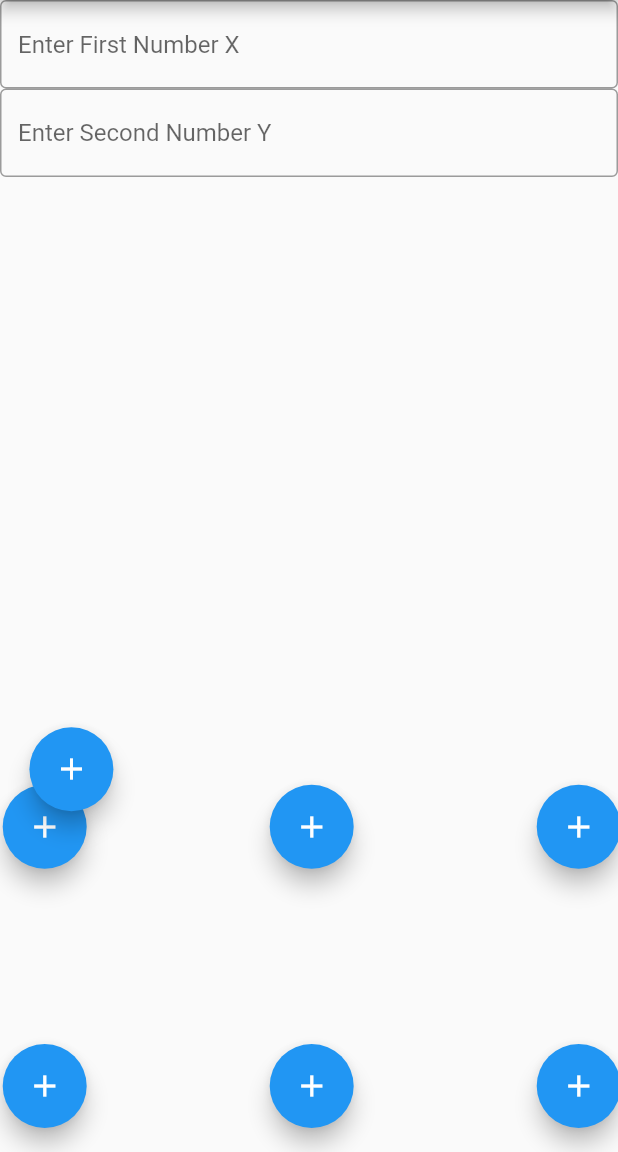
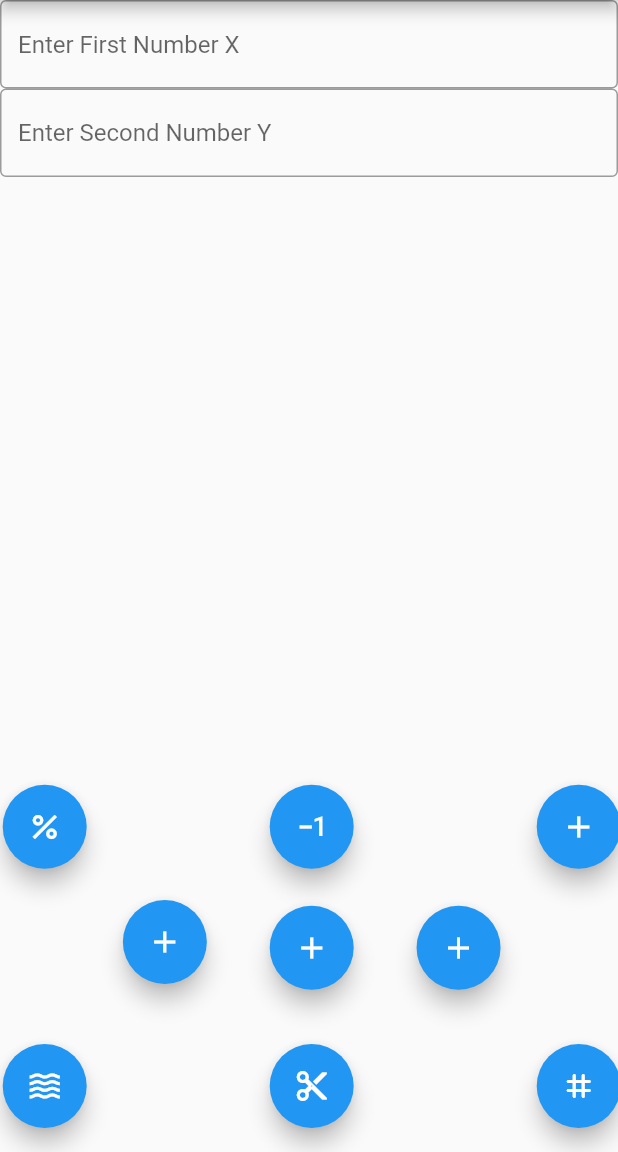
Before and after one commit to M0stu/ClownWare, a Flutter app: the screen it shows after launch, after a tap on the "add" icon, on a phone screen of 412 x 824 dp, the part 84-1236 px from its top. Run offline on Flutter 3.47's test engine with Material 2 defaults, Android fonts, the phone set to English and light mode, and no system bars; our stand-ins replace file_picker, firebase_analytics, firebase_core, get_it; accounts and stored records are empty.

Commit message:
main ready for OMAR

```diff
--- a/xandy/lib/main.dart
+++ b/xandy/lib/main.dart
@@ -162,12 +162,106 @@
                   },
                 ),
               },
-              tooltip: 'Add',
-              child: const Icon(Icons.add),
+              tooltip: 'minus',
+              child: const Icon(Icons.exposure_minus_1),
             ),
           ),
           Align(
             alignment: Alignment(-0.9, 1.0), //bottom left
+            child: FloatingActionButton(
+              onPressed: () => {
+                //come here OMAR  here is SIN  to make it
+                // to make it SIN , COS , TAN in the bottom of app
+                z = cal.addTwoNumbers(int.parse(x.text), int.parse(y.text)),
+                result = z.toString(),
+                showDialog(
+                  context: context,
+                  builder: (context) {
+                    return AlertDialog(
+                      // Retrieve the text the that user has entered by using the
+                      // TextEditingController.
+                      content: Text(result),
+                    );
+                  },
+                ),
+              },
+              tooltip: 'Sin',
+              child: const Icon(Icons.waves),
+            ),
+          ),
+
+          //problem here ya OMaaaaar double casting  bos 3la al ALIGN aly fo2  feha al sin
+          //aly t7t dee hya al modulus mzboota
+          // aly t7t al modulus cos
+          //aly t7t al cos Tan
+          Align(
+            alignment: Alignment(-0.9, 0.550), //center left
+            child: FloatingActionButton(
+              onPressed: () => {
+                // this to MODULUS to make it easy in app
+                z = cal.modulus(int.parse(x.text), int.parse(y.text)),
+                result = z.toString(),
+                showDialog(
+                  context: context,
+                  builder: (context) {
+                    return AlertDialog(
+                      // Retrieve the text the that user has entered by using the
+                      // TextEditingController.
+                      content: Text(result),
+                    );
+                  },
+                ),
+              },
+              tooltip: 'Modulus',
+              child: const Icon(Icons.percent),
+            ),
+          ),
+          Align(
+            alignment: Alignment(0.1, 1.0), // bottom center
+            child: FloatingActionButton(
+              onPressed: () => {
+                //please change this to COS
+                z = cal.subTwoNumbers(int.parse(x.text), int.parse(y.text)),
+                result = z.toString(),
+                showDialog(
+                  context: context,
+                  builder: (context) {
+                    return AlertDialog(
+                      // Retrieve the text the that user has entered by using the
+                      // TextEditingController.
+                      content: Text(result),
+                    );
+                  },
+                ),
+              },
+              tooltip: 'Add',
+              child: const Icon(Icons.content_cut_sharp),
+            ),
+          ),
+          Align(
+            alignment: Alignment(1.10, 1.0),
+            child: FloatingActionButton(
+              onPressed: () => {
+                //please change this to TAN
+                z = cal.subTwoNumbers(int.parse(x.text), int.parse(y.text)),
+                result = z.toString(),
+                showDialog(
+                  context: context,
+                  builder: (context) {
+                    return AlertDialog(
+                      // Retrieve the text the that user has entered by using the
+                      // TextEditingController.
+                      content: Text(result),
+                    );
+                  },
+                ),
+              },
+              tooltip: 'Add',
+              child: const Icon(Icons.tag_rounded),
+            ),
+          ),
+          Align(
+            alignment: Alignment(-0.450, 0.750),
             child: FloatingActionButton(
               onPressed: () => {
                 z = cal.subTwoNumbers(int.parse(x.text), int.parse(y.text)),
@@ -188,7 +282,7 @@
             ),
           ),
           Align(
-            alignment: Alignment(-0.9, 0.550), //center left
+            alignment: Alignment(0.100, 0.7600),
             child: FloatingActionButton(
               onPressed: () => {
                 z = cal.subTwoNumbers(int.parse(x.text), int.parse(y.text)),
@@ -209,49 +303,7 @@
             ),
           ),
           Align(
-            alignment: Alignment(0.1, 1.0), // bottom center
-            child: FloatingActionButton(
-              onPressed: () => {
-                z = cal.subTwoNumbers(int.parse(x.text), int.parse(y.text)),
-                result = z.toString(),
-                showDialog(
-                  context: context,
-                  builder: (context) {
-                    return AlertDialog(
-                      // Retrieve the text the that user has entered by using the
-                      // TextEditingController.
-                      content: Text(result),
-                    );
-                  },
-                ),
-              },
-              tooltip: 'Add',
-              child: const Icon(Icons.add),
-            ),
-          ),
-          Align(
-            alignment: Alignment(1.10, 1.0),
-            child: FloatingActionButton(
-              onPressed: () => {
-                z = cal.subTwoNumbers(int.parse(x.text), int.parse(y.text)),
-                result = z.toString(),
-                showDialog(
-                  context: context,
-                  builder: (context) {
-                    return AlertDialog(
-                      // Retrieve the text the that user has entered by using the
-                      // TextEditingController.
-                      content: Text(result),
-                    );
-                  },
-                ),
-              },
-              tooltip: 'Add',
-              child: const Icon(Icons.add),
-            ),
-          ),
-          Align(
-            alignment: Alignment(-0.8, 0.450),
+            alignment: Alignment(0.650, 0.760),
             child: FloatingActionButton(
               onPressed: () => {
                 z = cal.subTwoNumbers(int.parse(x.text), int.parse(y.text)),
```
